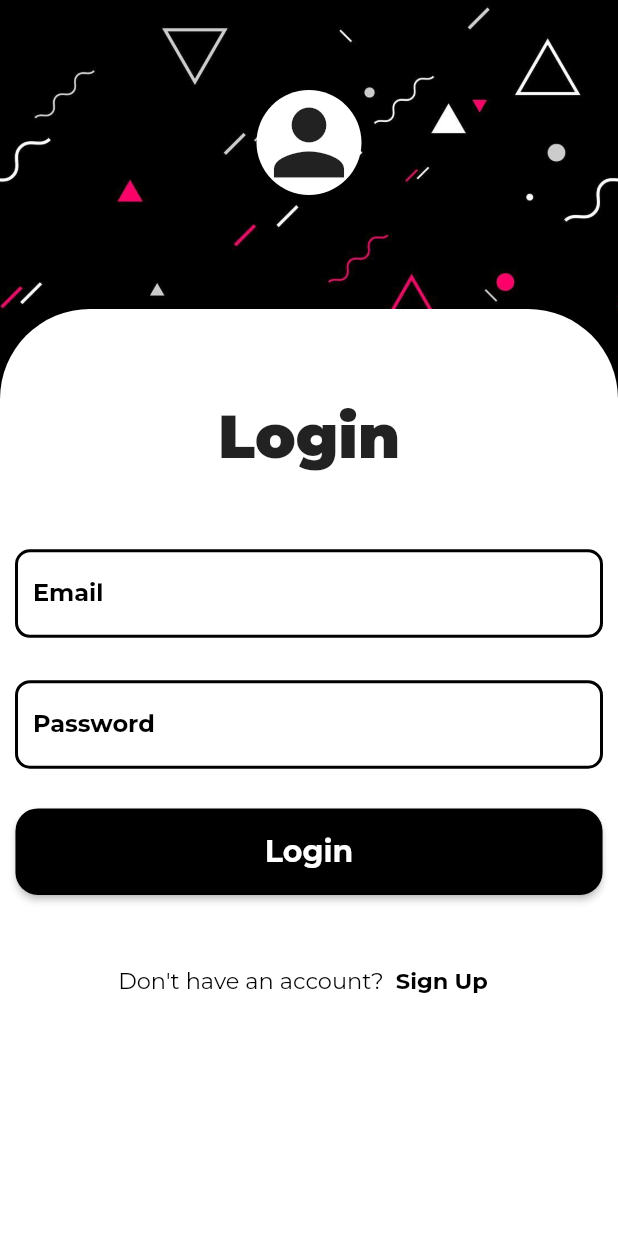
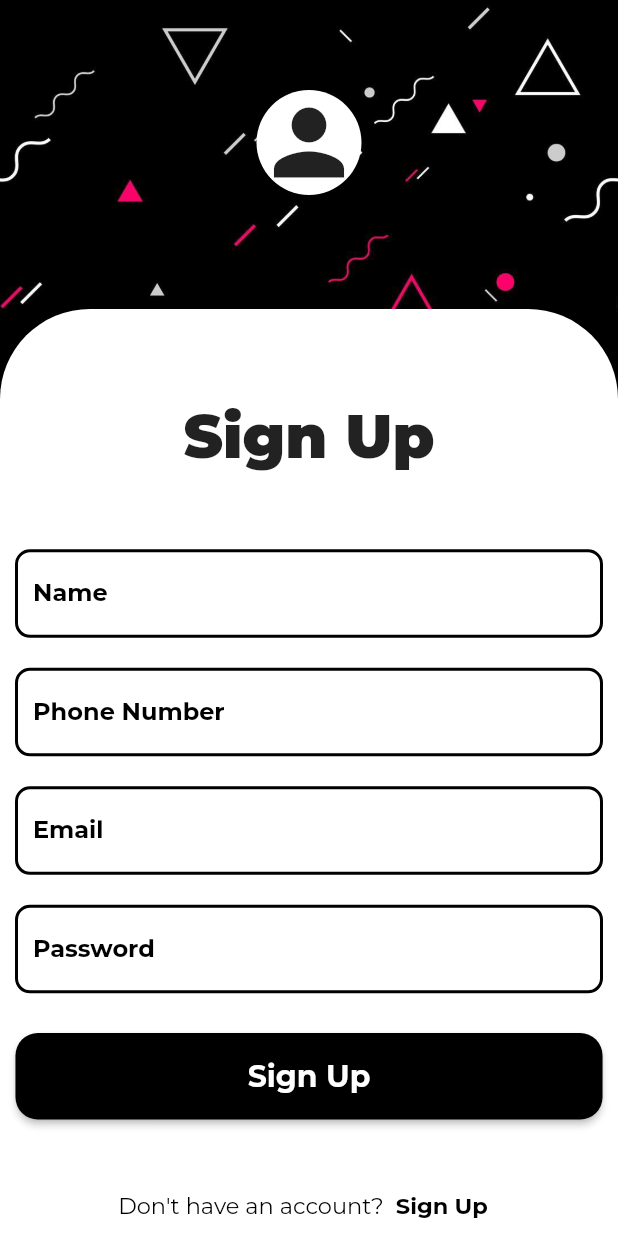
Before and after one commit to rajivkumarburra/G-Fest, a Flutter app: the AuthScreen screen opened by its route, after a tap on "Sign Up", on a phone screen of 412 x 824 dp. Run offline on Flutter 3.47's test engine with Material 2 defaults, Android fonts, the phone set to English and light mode, and no system bars; our stand-ins replace google_fonts.

Commit message:
Added signup page

```diff
--- a/lib/main.dart
+++ b/lib/main.dart
@@ -4,7 +4,6 @@ import 'screens/auth_screen.dart';
 import 'screens/home_screen.dart';
 import 'screens/tabs.dart';
 import 'screens/event_screen.dart';
-import 'screens/welcome_screen.dart';
 
 void main() {
   runApp(const MyApp());
@@ -17,7 +16,7 @@ class MyApp extends StatelessWidget {
   Widget build(BuildContext context) {
     return MaterialApp(
       debugShowCheckedModeBanner: false,
-      home: const WelcomeScreen(),
+      home: const AuthScreen(),
       routes: {
         AuthScreen.routeName: (ctx) => const AuthScreen(),
         HomeScreen.routeName: (ctx) => const HomeScreen(),
--- a/lib/screens/auth_screen.dart
+++ b/lib/screens/auth_screen.dart
@@ -13,6 +13,7 @@ class AuthScreen extends StatefulWidget {
 
 class _AuthScreenState extends State<AuthScreen> {
   final _formKey = GlobalKey<FormState>();
+  bool isSignupPage = false;
   @override
   Widget build(BuildContext context) {
     return Scaffold(
@@ -54,6 +55,7 @@ class _AuthScreenState extends State<AuthScreen> {
                   topRight: Radius.circular(60),
                 ),
               ),
+              child: SingleChildScrollView(
                 child: Form(
                   key: _formKey,
                   child: Column(
@@ -61,7 +63,7 @@ class _AuthScreenState extends State<AuthScreen> {
                       Padding(
                         padding: const EdgeInsets.only(top: 60),
                         child: Text(
-                        'Login',
+                          isSignupPage ? 'Sign Up' : 'Login',
                           style: TextStyle(
                             fontSize: 40,
                             fontWeight: FontWeight.w900,
@@ -74,6 +76,80 @@ class _AuthScreenState extends State<AuthScreen> {
                       SizedBox(
                         height: MediaQuery.of(context).size.height * 0.05,
                       ),
+                      isSignupPage
+                          ? Padding(
+                              padding: const EdgeInsets.all(10.0),
+                              child: TextFormField(
+                                cursorColor: Colors.black,
+                                keyboardType: TextInputType.name,
+                                decoration: InputDecoration(
+                                  label: Text(
+                                    'Name',
+                                    style: TextStyle(
+                                      color: Colors.black,
+                                      fontWeight: FontWeight.bold,
+                                      fontFamily: GoogleFonts.montserrat(
+                                        fontWeight: FontWeight.bold,
+                                      ).fontFamily,
+                                    ),
+                                  ),
+                                  enabledBorder: OutlineInputBorder(
+                                    borderSide: const BorderSide(
+                                        color: Colors.black, width: 2),
+                                    borderRadius: BorderRadius.circular(10),
+                                  ),
+                                  focusedBorder: OutlineInputBorder(
+                                    borderSide: const BorderSide(
+                                        color: Colors.black, width: 2),
+                                    borderRadius: BorderRadius.circular(10),
+                                  ),
+                                ),
+                                validator: (value) {
+                                  if (value!.isEmpty || !value.contains('@')) {
+                                    return 'Please enter a valid email address.';
+                                  }
+                                  return null;
+                                },
+                              ),
+                            )
+                          : Container(),
+                      isSignupPage
+                          ? Padding(
+                              padding: const EdgeInsets.all(10.0),
+                              child: TextFormField(
+                                cursorColor: Colors.black,
+                                keyboardType: TextInputType.phone,
+                                decoration: InputDecoration(
+                                  label: Text(
+                                    'Phone Number',
+                                    style: TextStyle(
+                                      color: Colors.black,
+                                      fontWeight: FontWeight.bold,
+                                      fontFamily: GoogleFonts.montserrat(
+                                        fontWeight: FontWeight.bold,
+                                      ).fontFamily,
+                                    ),
+                                  ),
+                                  enabledBorder: OutlineInputBorder(
+                                    borderSide: const BorderSide(
+                                        color: Colors.black, width: 2),
+                                    borderRadius: BorderRadius.circular(10),
+                                  ),
+                                  focusedBorder: OutlineInputBorder(
+                                    borderSide: const BorderSide(
+                                        color: Colors.black, width: 2),
+                                    borderRadius: BorderRadius.circular(10),
+                                  ),
+                                ),
+                                validator: (value) {
+                                  if (value!.isEmpty || !value.contains('@')) {
+                                    return 'Please enter a valid email address.';
+                                  }
+                                  return null;
+                                },
+                              ),
+                            )
+                          : Container(),
                       Padding(
                         padding: const EdgeInsets.all(10.0),
                         child: TextFormField(
@@ -90,13 +166,13 @@ class _AuthScreenState extends State<AuthScreen> {
                               ),
                             ),
                             enabledBorder: OutlineInputBorder(
-                            borderSide:
-                                const BorderSide(color: Colors.black, width: 2),
+                              borderSide: const BorderSide(
+                                  color: Colors.black, width: 2),
                               borderRadius: BorderRadius.circular(10),
                             ),
                             focusedBorder: OutlineInputBorder(
-                            borderSide:
-                                const BorderSide(color: Colors.black, width: 2),
+                              borderSide: const BorderSide(
+                                  color: Colors.black, width: 2),
                               borderRadius: BorderRadius.circular(10),
                             ),
                           ),
@@ -108,9 +184,9 @@ class _AuthScreenState extends State<AuthScreen> {
                           },
                         ),
                       ),
-                    SizedBox(
-                      height: MediaQuery.of(context).size.height * 0.01,
-                    ),
+                      // SizedBox(
+                      //   height: MediaQuery.of(context).size.height * 0.01,
+                      // ),
                       Padding(
                         padding: const EdgeInsets.all(10.0),
                         child: TextFormField(
@@ -128,13 +204,13 @@ class _AuthScreenState extends State<AuthScreen> {
                               ),
                             ),
                             enabledBorder: OutlineInputBorder(
-                            borderSide:
-                                const BorderSide(color: Colors.black, width: 2),
+                              borderSide: const BorderSide(
+                                  color: Colors.black, width: 2),
                               borderRadius: BorderRadius.circular(10),
                             ),
                             focusedBorder: OutlineInputBorder(
-                            borderSide:
-                                const BorderSide(color: Colors.black, width: 2),
+                              borderSide: const BorderSide(
+                                  color: Colors.black, width: 2),
                               borderRadius: BorderRadius.circular(10),
                             ),
                           ),
@@ -163,7 +239,7 @@ class _AuthScreenState extends State<AuthScreen> {
                             Navigator.of(context).pushReplacementNamed('/tabs');
                           },
                           child: Text(
-                          'Login',
+                            isSignupPage ? 'Sign Up' : 'Login',
                             style: TextStyle(
                               fontSize: 20,
                               fontWeight: FontWeight.bold,
@@ -194,7 +270,11 @@ class _AuthScreenState extends State<AuthScreen> {
                                 Colors.black.withOpacity(0.1),
                               ),
                             ),
-                          onPressed: () {},
+                            onPressed: () {
+                              setState(() {
+                                isSignupPage = !isSignupPage;
+                              });
+                            },
                             child: Text(
                               'Sign Up',
                               style: TextStyle(
@@ -214,6 +294,7 @@ class _AuthScreenState extends State<AuthScreen> {
                 ),
               ),
             ),
+          ),
         ],
       ),
     );
--- a/lib/screens/profile_screen.dart
+++ b/lib/screens/profile_screen.dart
@@ -84,7 +84,8 @@ class ProfileScreen extends StatelessWidget {
                         ),
                       ),
                       onPressed: () {
-                        Navigator.of(context).pushReplacementNamed('/tabs');
+                        Navigator.of(context)
+                            .pushReplacementNamed('/auth-screen');
                       },
                       child: Text(
                         'Logout',
```
Also changed, not shown: lib/screens/welcome_screen.dart (deleted, +0 -105 lines). Lines whose indentation alone changed are shown as unchanged.
